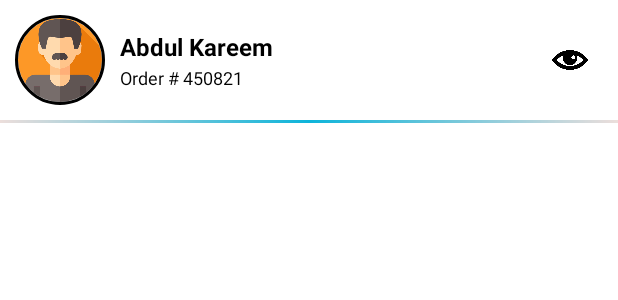
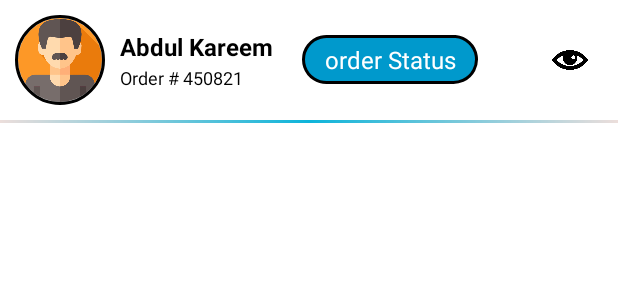
Before and after one commit to Sharjeel-Siddiqui/DarziApp, an Android app: the layout rv_item_user_list_detail.xml on its own in the app's theme, with its tools: preview values and no code run, on a phone screen of 412 x 824 dp. Shown: the top 300 px of the screen. Run offline under Robolectric (Android 15) with nearby library versions, the phone set to English and light mode, and no system bars.

```diff
--- a/app/src/main/java/com/example/dulha_jee/api/Iapi.java
+++ b/app/src/main/java/com/example/dulha_jee/api/Iapi.java
@@ -64,6 +64,9 @@ public interface Iapi {
     @POST("api/inner-suit/create")
     Call<HtmlResponseBody> createInnerSuit(@Header("Authorization") String token, @Body InnerSuitRequestBody kurtaRequestBody);
 
+    @POST("api/updateStatus")
+    Call<ResponseBody> updateStatus(@Header("Authorization") String token);
+
 
     @GET("api/search")
     Call<SearchResponseBody> search(@Header("Authorization") String token,
--- a/app/src/main/java/com/example/dulha_jee/userlist/UserAdapter.java
+++ b/app/src/main/java/com/example/dulha_jee/userlist/UserAdapter.java
@@ -45,6 +45,7 @@ public class UserAdapter extends RecyclerView.Adapter<UserAdapter.UserVH> {
 
         holder.userName.setText(users.get(position).getCustomer_name());
         holder.orderNumber.setText(users.get(position).getOrder_number());
+       // holder.orderStatus.setText(users.get(position).getorderStatus());
 
         holder.view.setOnClickListener(new View.OnClickListener() {
             @Override
@@ -63,11 +64,12 @@ public class UserAdapter extends RecyclerView.Adapter<UserAdapter.UserVH> {
     }
 
     public class UserVH extends RecyclerView.ViewHolder {
-        TextView userName, orderNumber;
+        TextView userName, orderNumber , orderStatus;
         ImageView edit, view;
 
         public UserVH(@NonNull View itemView) {
             super(itemView);
+            orderStatus = itemView.findViewById(R.id.orderStatus);
             userName = itemView.findViewById(R.id.userName);
             orderNumber = itemView.findViewById(R.id.orderNumber);
             edit = itemView.findViewById(R.id.editCustomer);
--- /dev/null
+++ b/app/src/main/res/drawable/rounded_bg_status.xml
@@ -0,0 +1,6 @@
+<?xml version="1.0" encoding="utf-8"?>
+<shape xmlns:android="http://schemas.android.com/apk/res/android">
+    <solid android:color="@android:color/holo_blue_dark"/>
+    <corners android:radius="20dp"/>
+    <stroke android:width="2dp" android:dashWidth="10dp"/>
+</shape>
--- a/app/src/main/res/layout/rv_item_user_list_detail.xml
+++ b/app/src/main/res/layout/rv_item_user_list_detail.xml
@@ -29,7 +29,7 @@
             android:layout_height="wrap_content"
             android:layout_gravity="center_vertical"
             android:layout_marginLeft="10dp"
-            android:layout_weight="2"
+            android:layout_weight="1"
             android:orientation="vertical">
 
             <TextView
@@ -54,6 +54,19 @@
 
 
         </LinearLayout>
+
+        <TextView
+            android:id="@+id/orderStatus"
+            android:background="@drawable/rounded_bg_status"
+            android:textAlignment="center"
+            android:padding="5dp"
+            android:textSize="16sp"
+            android:textColor="@color/white"
+            android:layout_gravity="center"
+            android:layout_weight="1"
+            android:text="order Status"
+            android:layout_width="wrap_content"
+            android:layout_height="wrap_content"/>
 
         <LinearLayout
             android:layout_width="wrap_content"
```
Also changed, not shown: app/src/main/java/com/example/dulha_jee/dashboard/Customer_View_Fragment.java (+12 -2 lines), app/src/main/res/layout/customer_detail.xml (+27 -3 lines).
